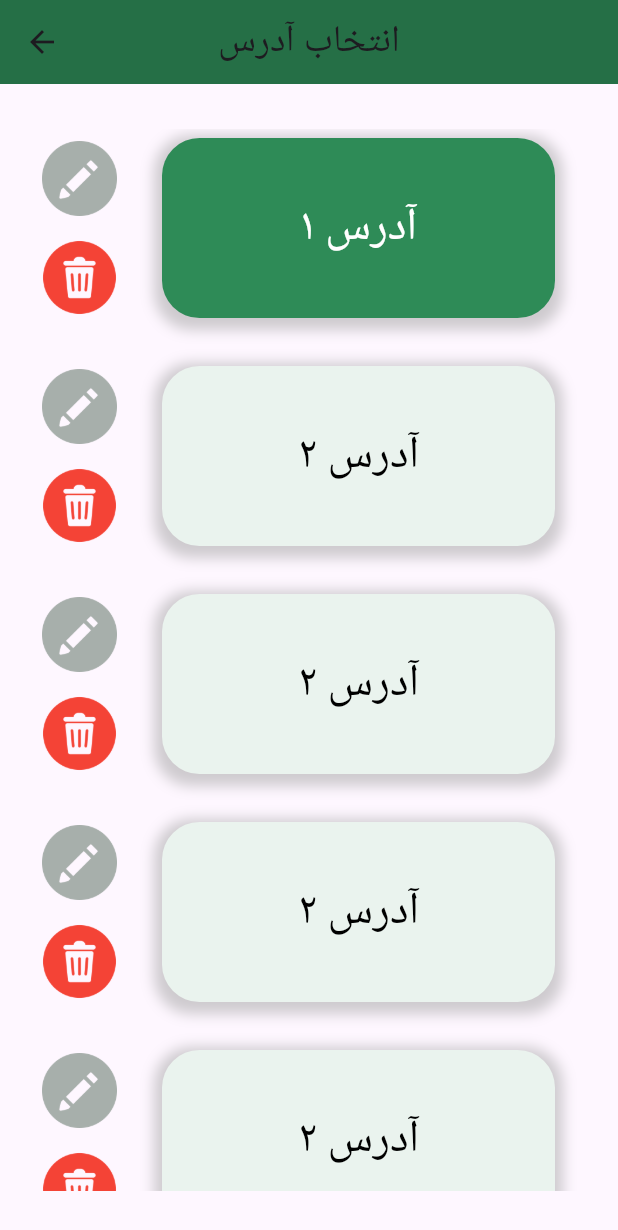
After one commit to MohammadHuseyn/blink, a Flutter app: the Address screen opened directly, on a phone screen of 412 x 824 dp. The commit adds this screen. Shown: the top 1230 px of the screen. Run offline on Flutter 3.47's test engine with Material 3 defaults, Android fonts, the phone set to English and light mode, and no system bars; our stand-ins replace flutter_native_splash; Roboto replaces fonts that are missing (shabnam).

Commit message:
Address page done

```diff
--- a/lib/main.dart
+++ b/lib/main.dart
@@ -16,6 +16,7 @@ class MyApp extends StatelessWidget {
     return new MaterialApp(
       title: 'Flutter Demo',
       theme: new ThemeData(
+        fontFamily: 'shabnam',
         primarySwatch: Colors.blue,
       ),
       home: new MyHomePage(),
--- /dev/null
+++ b/lib/pages/Address.dart
@@ -0,0 +1,325 @@
+import 'package:flutter/cupertino.dart';
+import 'package:flutter/material.dart';
+
+class Address extends StatefulWidget {
+  const Address({super.key});
+
+  @override
+  State<Address> createState() => _AddressState();
+}
+
+class _AddressState extends State<Address> {
+  var addresses = [];
+  var selected = 0;
+
+  @override
+  Widget build(BuildContext context) {
+    return Scaffold(
+      appBar: AppBar(
+        centerTitle: true,
+        title: Text(
+          "انتخاب آدرس",
+          style: TextStyle(fontFamily: 'shabnam', fontSize: 25),
+        ),
+        backgroundColor: Color(0xFF256F46),
+      ),
+      body: Padding(
+        padding: EdgeInsets.symmetric(horizontal: 20, vertical: 30),
+        child: SingleChildScrollView(
+          child: Column(
+            children: [
+              Padding(
+                padding: const EdgeInsets.only(bottom: 20),
+                child: Row(
+                  children: [
+                    Column(
+                      children: [
+                        IconButton(
+                            iconSize: 50,
+                            onPressed: () {},
+                            icon: ImageIcon(
+                              AssetImage('images/pencil.png'),
+                              color: Color(0xFFa7afab),
+                            )),
+                        IconButton(
+                            iconSize: 50,
+                            onPressed: () {},
+                            icon: ImageIcon(
+                              AssetImage('images/trash.png'),
+                              color: Colors.red,
+                            ))
+                      ],
+                    ),
+                    Expanded(child: Container()),
+                    Container(
+                      width: MediaQuery.of(context).size.width - 150,
+                      height: 120,
+                      // color: Colors.red,
+                      decoration: BoxDecoration(
+                          color: selected == 0 ? Color(0xFF2E8B57) : Colors.white,
+                          borderRadius: BorderRadius.all(Radius.circular(25)),
+                          boxShadow: [
+                            BoxShadow(
+                              color: Colors.grey.withOpacity(0.5),
+                              spreadRadius: 5,
+                              blurRadius: 7,
+                              offset: Offset(0, 3), // changes position of shadow
+                            ),
+                          ]),
+                      child: Center(
+                          child: Text(
+                        "آدرس ۱",
+                        style: TextStyle(fontSize: 30, color: Colors.white),
+                      )),
+                    ),
+                    Expanded(child: Container())
+                  ],
+                ),
+              ),
+              Padding(
+                padding: const EdgeInsets.only(bottom: 20),
+                child: Row(
+                  children: [
+                    Column(
+                      children: [
+                        IconButton(
+                            iconSize: 50,
+                            onPressed: () {},
+                            icon: ImageIcon(
+                              AssetImage('images/pencil.png'),
+                              color: Color(0xFFa7afab),
+                            )),
+                        IconButton(
+                            iconSize: 50,
+                            onPressed: () {},
+                            icon: ImageIcon(
+                              AssetImage('images/trash.png'),
+                              color: Colors.red,
+                            ))
+                      ],
+                    ),
+                    Expanded(child: Container()),
+                    Container(
+                      width: MediaQuery.of(context).size.width - 150,
+                      height: 120,
+                      // color: Colors.red,
+                      decoration: BoxDecoration(
+                          color: Color(0xFFEAF3EE),
+                          borderRadius: BorderRadius.all(Radius.circular(25)),
+                          boxShadow: [
+                            BoxShadow(
+                              color: Colors.grey.withOpacity(0.5),
+                              spreadRadius: 5,
+                              blurRadius: 7,
+                              offset: Offset(0, 3), // changes position of shadow
+                            ),
+                          ]),
+                      child: Center(
+                          child: Text(
+                        "آدرس ۲",
+                        style: TextStyle(fontSize: 30, color: Colors.black),
+                      )),
+                    ),
+                    Expanded(child: Container())
+                  ],
+                ),
+              ),
+              Padding(
+                padding: const EdgeInsets.only(bottom: 20),
+                child: Row(
+                  children: [
+                    Column(
+                      children: [
+                        IconButton(
+                            iconSize: 50,
+                            onPressed: () {},
+                            icon: ImageIcon(
+                              AssetImage('images/pencil.png'),
+                              color: Color(0xFFa7afab),
+                            )),
+                        IconButton(
+                            iconSize: 50,
+                            onPressed: () {},
+                            icon: ImageIcon(
+                              AssetImage('images/trash.png'),
+                              color: Colors.red,
+                            ))
+                      ],
+                    ),
+                    Expanded(child: Container()),
+                    Container(
+                      width: MediaQuery.of(context).size.width - 150,
+                      height: 120,
+                      // color: Colors.red,
+                      decoration: BoxDecoration(
+                          color: Color(0xFFEAF3EE),
+                          borderRadius: BorderRadius.all(Radius.circular(25)),
+                          boxShadow: [
+                            BoxShadow(
+                              color: Colors.grey.withOpacity(0.5),
+                              spreadRadius: 5,
+                              blurRadius: 7,
+                              offset: Offset(0, 3), // changes position of shadow
+                            ),
+                          ]),
+                      child: Center(
+                          child: Text(
+                            "آدرس ۲",
+                            style: TextStyle(fontSize: 30, color: Colors.black),
+                          )),
+                    ),
+                    Expanded(child: Container())
+                  ],
+                ),
+              ),
+              Padding(
+                padding: const EdgeInsets.only(bottom: 20),
+                child: Row(
+                  children: [
+                    Column(
+                      children: [
+                        IconButton(
+                            iconSize: 50,
+                            onPressed: () {},
+                            icon: ImageIcon(
+                              AssetImage('images/pencil.png'),
+                              color: Color(0xFFa7afab),
+                            )),
+                        IconButton(
+                            iconSize: 50,
+                            onPressed: () {},
+                            icon: ImageIcon(
+                              AssetImage('images/trash.png'),
+                              color: Colors.red,
+                            ))
+                      ],
+                    ),
+                    Expanded(child: Container()),
+                    Container(
+                      width: MediaQuery.of(context).size.width - 150,
+                      height: 120,
+                      // color: Colors.red,
+                      decoration: BoxDecoration(
+                          color: Color(0xFFEAF3EE),
+                          borderRadius: BorderRadius.all(Radius.circular(25)),
+                          boxShadow: [
+                            BoxShadow(
+                              color: Colors.grey.withOpacity(0.5),
+                              spreadRadius: 5,
+                              blurRadius: 7,
+                              offset: Offset(0, 3), // changes position of shadow
+                            ),
+                          ]),
+                      child: Center(
+                          child: Text(
+                            "آدرس ۲",
+                            style: TextStyle(fontSize: 30, color: Colors.black),
+                          )),
+                    ),
+                    Expanded(child: Container())
+                  ],
+                ),
+              ),
+              Padding(
+                padding: const EdgeInsets.only(bottom: 20),
+                child: Row(
+                  children: [
+                    Column(
+                      children: [
+                        IconButton(
+                            iconSize: 50,
+                            onPressed: () {},
+                            icon: ImageIcon(
+                              AssetImage('images/pencil.png'),
+                              color: Color(0xFFa7afab),
+                            )),
+                        IconButton(
+                            iconSize: 50,
+                            onPressed: () {},
+                            icon: ImageIcon(
+                              AssetImage('images/trash.png'),
+                              color: Colors.red,
+                            ))
+                      ],
+                    ),
+                    Expanded(child: Container()),
+                    Container(
+                      width: MediaQuery.of(context).size.width - 150,
+                      height: 120,
+                      // color: Colors.red,
+                      decoration: BoxDecoration(
+                          color: Color(0xFFEAF3EE),
+                          borderRadius: BorderRadius.all(Radius.circular(25)),
+                          boxShadow: [
+                            BoxShadow(
+                              color: Colors.grey.withOpacity(0.5),
+                              spreadRadius: 5,
+                              blurRadius: 7,
+                              offset: Offset(0, 3), // changes position of shadow
+                            ),
+                          ]),
+                      child: Center(
+                          child: Text(
+                            "آدرس ۲",
+                            style: TextStyle(fontSize: 30, color: Colors.black),
+                          )),
+                    ),
+                    Expanded(child: Container())
+                  ],
+                ),
+              ),
+              Padding(
+                padding: const EdgeInsets.only(bottom: 20),
+                child: Row(
+                  children: [
+                    Column(
+                      children: [
+                        IconButton(
+                            iconSize: 50,
+                            onPressed: () {},
+                            icon: ImageIcon(
+                              AssetImage('images/pencil.png'),
+                              color: Color(0xFFa7afab),
+                            )),
+                        IconButton(
+                            iconSize: 50,
+                            onPressed: () {},
+                            icon: ImageIcon(
+                              AssetImage('images/trash.png'),
+                              color: Colors.red,
+                            ))
+                      ],
+                    ),
+                    Expanded(child: Container()),
+                    Container(
+                      width: MediaQuery.of(context).size.width - 150,
+                      height: 120,
+                      // color: Colors.red,
+                      decoration: BoxDecoration(
+                          color: Color(0xFFEAF3EE),
+                          borderRadius: BorderRadius.all(Radius.circular(25)),
+                          boxShadow: [
+                            BoxShadow(
+                              color: Colors.grey.withOpacity(0.5),
+                              spreadRadius: 5,
+                              blurRadius: 7,
+                              offset: Offset(0, 3), // changes position of shadow
+                            ),
+                          ]),
+                      child: Center(
+                          child: Text(
+                            "آدرس ۲",
+                            style: TextStyle(fontSize: 30, color: Colors.black),
+                          )),
+                    ),
+                    Expanded(child: Container())
+                  ],
+                ),
+              ),
+            ],
+          ),
+        ),
+      ),
+    );
+  }
+}
--- a/lib/pages/Home.dart
+++ b/lib/pages/Home.dart
@@ -1,3 +1,4 @@
+import 'package:blink/pages/Address.dart';
 import 'package:blink/pages/Login.dart';
 import 'package:flutter/cupertino.dart';
 import 'package:flutter/material.dart';
@@ -59,7 +60,9 @@ class _HomeState extends State<Home> {
                         size: 50,
                         color: Color(0xFF256F46),
                       ),
-                      onPressed: () {},
+                      onPressed: () {
+                        Navigator.push(context, MaterialPageRoute(builder: (context) => Address()));
+                      },
                     ),
                   )
                 : null,
--- a/pubspec.yaml
+++ b/pubspec.yaml
@@ -41,3 +41,5 @@ flutter:
     - images/plus.png
     - images/remove.png
     - images/img.png
+    - images/trash.png
+    - images/pencil.png
```
Also changed, not shown: images/pencil.png (added), images/trash.png (added), 1 other file.
